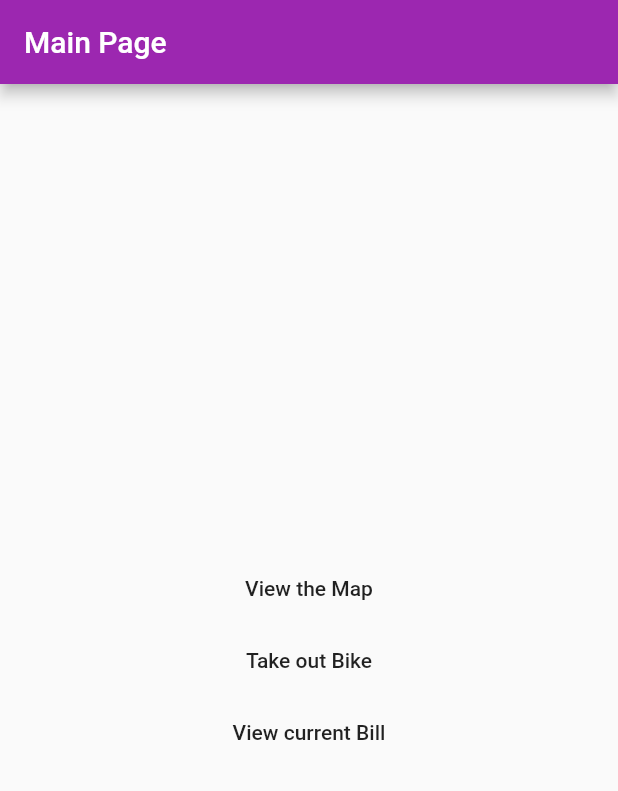
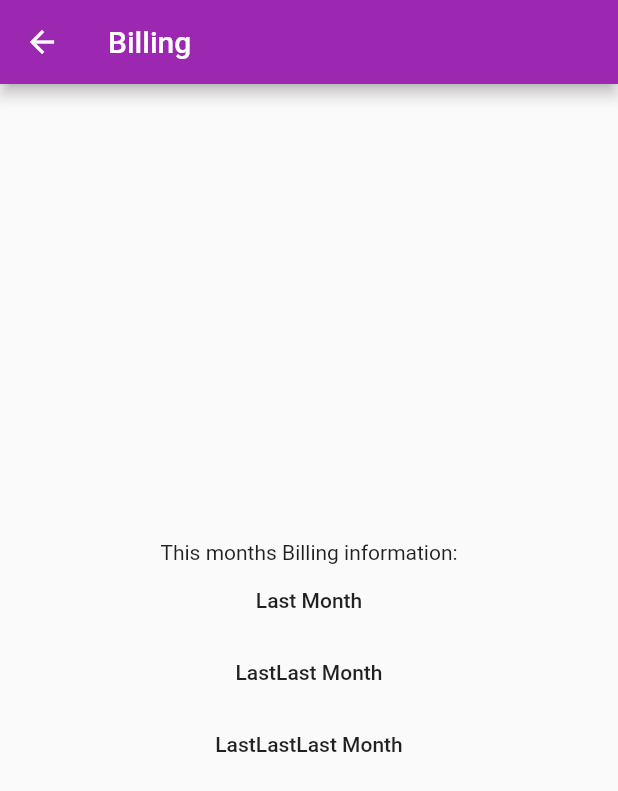
Before and after one commit to SiamakSamie/conuhacks, a Flutter app: the screen it shows after launch, after a tap on "View current Bill", on a phone screen of 412 x 824 dp. Shown: the top 791 px of the screen. Run offline on Flutter 3.47's test engine with Material 2 defaults, Android fonts, the light colour scheme and no system bars.

Commit message:
Navigation to new Billing Page created

```diff
--- /dev/null
+++ b/lib/billingPage.dart
@@ -0,0 +1,31 @@
+import 'package:flutter/material.dart';
+
+class BillingPage extends StatelessWidget {
+  @override
+  Widget build(BuildContext context) {
+    return new Scaffold(
+      appBar: new AppBar(
+        title: new Text("Billing"),
+      ),
+      body: new Center(
+          child: Column(
+        mainAxisAlignment: MainAxisAlignment.center,
+        children: <Widget>[
+          Text("This months Billing information:"),
+          new FlatButton(
+            child: Text('Last Month'),
+            onPressed: () {}
+          ),
+          new FlatButton(
+            child: Text('LastLast Month'),
+            onPressed: () {}
+          ),
+          new FlatButton(
+            child: Text('LastLastLast Month'),
+            onPressed: () {}
+          ),
+        ],
+      )),
+    );
+  }
+}
--- a/lib/main.dart
+++ b/lib/main.dart
@@ -1,4 +1,5 @@
 import 'package:conuhacks/bikePage.dart';
+import 'package:conuhacks/billingPage.dart';
 import 'package:flutter/material.dart';
 
 void main() => runApp(MyApp());
@@ -55,7 +56,13 @@ class _MyHomePageState extends State<MyHomePage> {
             ),
             new FlatButton(
               child: Text('View current Bill'),
-              onPressed: () {},
+              onPressed: () {
+                  Navigator.push(
+                    context,
+                    new MaterialPageRoute(
+                        builder: (context) => new BillingPage()),
+                  );
+              },
             ),
           ],
         ),
```
Also changed, not shown: lib/bikePage.dart (+10 -10 lines).
